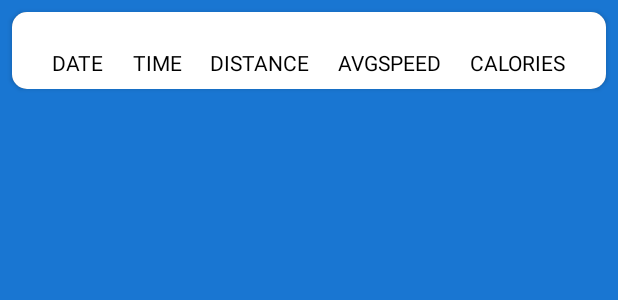
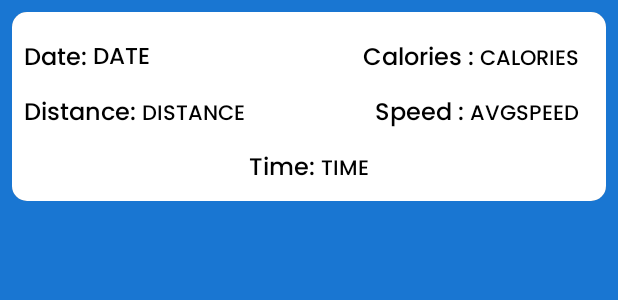
Before and after one commit to chekeAditya/Run-Tracker, an Android app: the layout item_layout.xml on its own in the app's theme, with its tools: preview values and no code run, on a phone screen of 412 x 824 dp. Shown: the top 300 px of the screen. Run offline under Robolectric (Android 15) with nearby library versions, the light colour scheme and no system bars; Roboto replaces fonts that are not available here.

Commit message:
version_0.4 completed

```diff
--- a/app/build.gradle
+++ b/app/build.gradle
@@ -14,8 +14,8 @@ android {
         applicationId "com.androidtracker.runningtracker"
         minSdk 21
         targetSdk 31
-        versionCode 3
-        versionName "1.0"
+        versionCode 4
+        versionName "4.0"
 
         testInstrumentationRunner "androidx.test.runner.AndroidJUnitRunner"
     }
--- a/app/src/main/res/layout/item_layout.xml
+++ b/app/src/main/res/layout/item_layout.xml
@@ -1,89 +1,157 @@
 <?xml version="1.0" encoding="utf-8"?>
 <androidx.cardview.widget.CardView xmlns:android="http://schemas.android.com/apk/res/android"
     xmlns:app="http://schemas.android.com/apk/res-auto"
-    xmlns:tools="http://schemas.android.com/tools"
     android:layout_width="match_parent"
     android:layout_height="wrap_content"
     android:layout_margin="8dp"
-    app:cardCornerRadius="10dp"
-    android:background="@color/white">
+    android:background="@color/white"
+    app:cardCornerRadius="10dp">
 
-    <androidx.constraintlayout.widget.ConstraintLayout
+    <RelativeLayout
         android:layout_width="match_parent"
         android:layout_height="wrap_content"
         android:background="@color/white"
-        tools:ignore="MissingDefaultResource"
         android:padding="8dp">
 
 
         <ImageView
             android:id="@+id/ivRunImage"
             android:layout_width="match_parent"
+            android:layout_height="wrap_content" />
+
+        <LinearLayout
+            android:id="@+id/tvDateAndTIme"
+            android:layout_width="wrap_content"
             android:layout_height="wrap_content"
-        app:layout_constraintEnd_toEndOf="parent"
-        app:layout_constraintHorizontal_bias="0.5"
-        app:layout_constraintStart_toStartOf="parent"
-        app:layout_constraintTop_toTopOf="parent" />
+            android:layout_below="@+id/ivRunImage"
+            android:layout_marginTop="10dp">
+
+            <TextView
+                android:layout_width="wrap_content"
+                android:layout_height="wrap_content"
+                android:fontFamily="@font/poppins_medium"
+                android:text="Date: "
+                android:textColor="@color/black"
+                android:textSize="16sp" />
 
             <com.google.android.material.textview.MaterialTextView
                 android:id="@+id/tvDate"
+                android:layout_width="match_parent"
+                android:layout_height="match_parent"
+                android:fontFamily="@font/poppins_medium"
+                android:text="DATE"
+                android:textColor="@color/black"
+                android:textSize="15sp" />
+
+        </LinearLayout>
+
+        <LinearLayout
             android:layout_width="wrap_content"
             android:layout_height="wrap_content"
-        android:layout_marginTop="16dp"
-        android:text="DATE"
+            android:layout_below="@+id/ivRunImage"
+            android:layout_alignParentEnd="true"
+            android:layout_marginTop="10dp"
+            android:layout_marginEnd="10dp">
+
+            <TextView
+                android:layout_width="wrap_content"
+                android:layout_height="wrap_content"
+                android:fontFamily="@font/poppins_medium"
+                android:text="Calories : "
                 android:textColor="@color/black"
-        app:layout_constraintEnd_toStartOf="@+id/tvTime"
-        app:layout_constraintHorizontal_bias="0.5"
-        app:layout_constraintStart_toStartOf="parent"
-        app:layout_constraintTop_toBottomOf="@+id/ivRunImage" />
+                android:textSize="16sp" />
+
+            <com.google.android.material.textview.MaterialTextView
+                android:id="@+id/tvCalories"
+                android:layout_width="wrap_content"
+                android:layout_height="wrap_content"
+                android:fontFamily="@font/poppins_medium"
+                android:text="CALORIES"
+                android:textColor="@color/black" />
+
+
+        </LinearLayout>
+
+
+        <LinearLayout
+            android:layout_width="wrap_content"
+            android:layout_height="wrap_content"
+            android:layout_below="@+id/tvDateAndTIme"
+            android:layout_marginTop="10dp"
+            android:layout_marginEnd="10dp">
+
+            <TextView
+                android:layout_width="wrap_content"
+                android:layout_height="wrap_content"
+                android:fontFamily="@font/poppins_medium"
+                android:text="Distance: "
+                android:textColor="@color/black"
+                android:textSize="16sp" />
+
+            <com.google.android.material.textview.MaterialTextView
+                android:id="@+id/tvDistance"
+                android:layout_width="wrap_content"
+                android:layout_height="wrap_content"
+                android:fontFamily="@font/poppins_medium"
+                android:text="DISTANCE"
+                android:textColor="@color/black" />
+
+        </LinearLayout>
+
+        <LinearLayout
+            android:id="@+id/lldistance"
+            android:layout_width="wrap_content"
+            android:layout_height="wrap_content"
+            android:layout_below="@+id/tvDateAndTIme"
+            android:layout_alignParentEnd="true"
+            android:layout_marginTop="10dp"
+            android:layout_marginEnd="10dp">
+
+            <TextView
+                android:layout_width="wrap_content"
+                android:layout_height="wrap_content"
+                android:fontFamily="@font/poppins_medium"
+                android:text="Speed : "
+                android:textColor="@color/black"
+                android:textSize="16sp" />
+
+            <com.google.android.material.textview.MaterialTextView
+                android:id="@+id/tvAvgSpeed"
+                android:layout_width="wrap_content"
+                android:layout_height="wrap_content"
+                android:fontFamily="@font/poppins_medium"
+                android:text="AVGSPEED"
+                android:textColor="@color/black" />
+
+        </LinearLayout>
+
+
+        <LinearLayout
+            android:layout_centerHorizontal="true"
+            android:layout_below="@+id/lldistance"
+            android:layout_width="wrap_content"
+            android:layout_height="wrap_content"
+            android:layout_marginTop="10dp"
+            android:layout_marginEnd="10dp">
+
+            <TextView
+                android:layout_width="wrap_content"
+                android:layout_height="wrap_content"
+                android:fontFamily="@font/poppins_medium"
+                android:text="Time: "
+                android:textColor="@color/black"
+                android:textSize="16sp" />
 
             <com.google.android.material.textview.MaterialTextView
                 android:id="@+id/tvTime"
                 android:layout_width="wrap_content"
                 android:layout_height="wrap_content"
-        android:layout_marginTop="16dp"
+                android:fontFamily="@font/poppins_medium"
                 android:text="TIME"
-        android:textColor="@color/black"
-        app:layout_constraintEnd_toStartOf="@+id/tvDistance"
-        app:layout_constraintHorizontal_bias="0.5"
-        app:layout_constraintStart_toEndOf="@+id/tvDate"
-        app:layout_constraintTop_toBottomOf="@+id/ivRunImage" />
+                android:textColor="@color/black" />
 
-    <com.google.android.material.textview.MaterialTextView
-        android:id="@+id/tvDistance"
-        android:layout_width="wrap_content"
-        android:layout_height="wrap_content"
-        android:layout_marginTop="16dp"
-        android:text="DISTANCE"
-        android:textColor="@color/black"
-        app:layout_constraintEnd_toStartOf="@+id/tvAvgSpeed"
-        app:layout_constraintHorizontal_bias="0.5"
-        app:layout_constraintStart_toEndOf="@+id/tvTime"
-        app:layout_constraintTop_toBottomOf="@+id/ivRunImage" />
 
-    <com.google.android.material.textview.MaterialTextView
-        android:id="@+id/tvAvgSpeed"
-        android:layout_width="wrap_content"
-        android:layout_height="wrap_content"
-        android:layout_marginTop="16dp"
-        android:textColor="@color/black"
-        android:text="AVGSPEED"
-        app:layout_constraintEnd_toStartOf="@+id/tvCalories"
-        app:layout_constraintHorizontal_bias="0.5"
-        app:layout_constraintStart_toEndOf="@+id/tvDistance"
-        app:layout_constraintTop_toBottomOf="@+id/ivRunImage" />
+        </LinearLayout>
 
-    <com.google.android.material.textview.MaterialTextView
-        android:id="@+id/tvCalories"
-        android:layout_width="wrap_content"
-        android:layout_height="wrap_content"
-        android:layout_marginTop="16dp"
-        android:textColor="@color/black"
-        android:text="CALORIES"
-        app:layout_constraintEnd_toEndOf="parent"
-        app:layout_constraintHorizontal_bias="0.5"
-        app:layout_constraintStart_toEndOf="@+id/tvAvgSpeed"
-        app:layout_constraintTop_toBottomOf="@+id/ivRunImage" />
-
-    </androidx.constraintlayout.widget.ConstraintLayout>
+    </RelativeLayout>
 </androidx.cardview.widget.CardView>
```
Also changed, not shown: 1 other file. Lines whose indentation alone changed are shown as unchanged.
